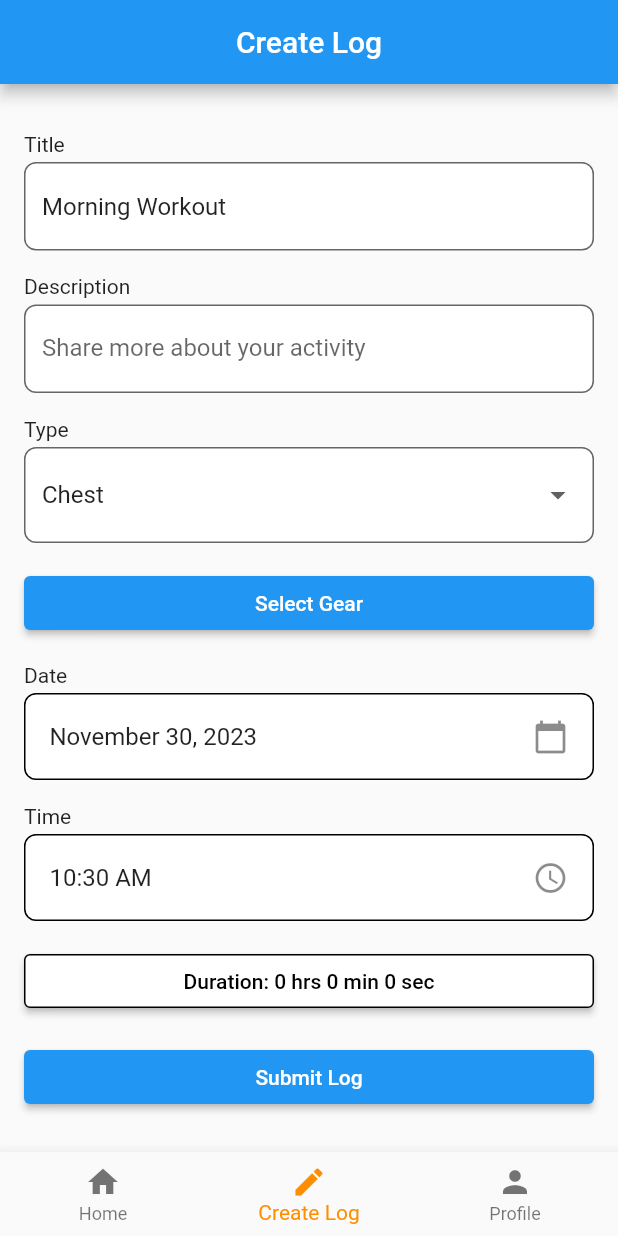
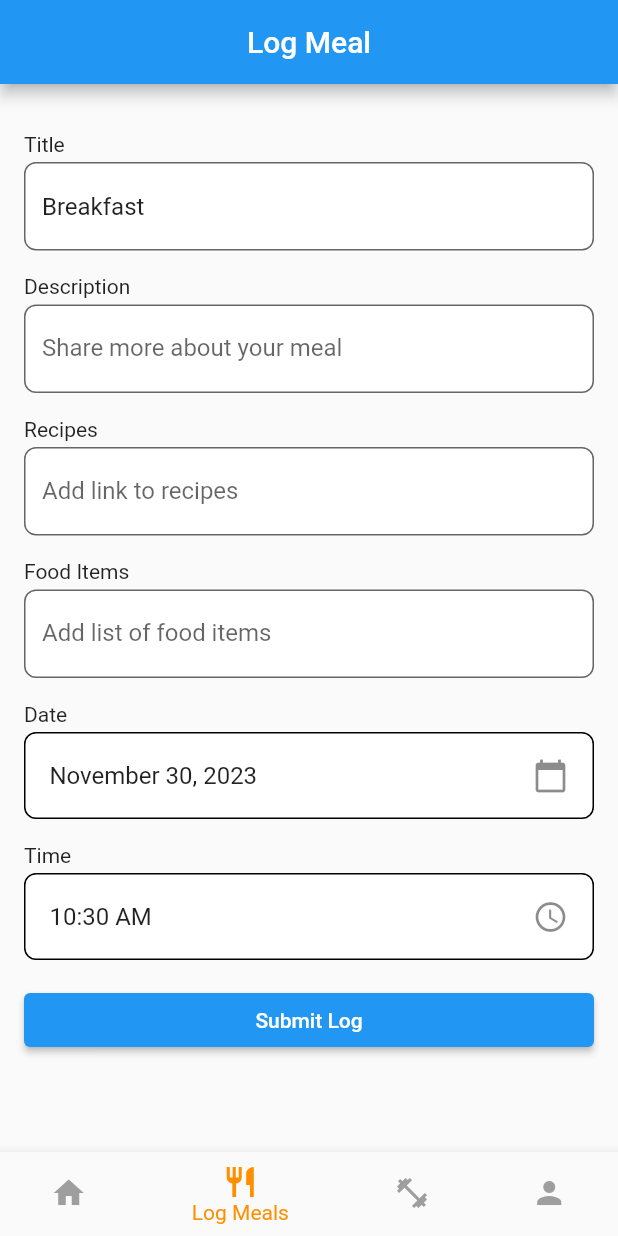
Before and after one commit to CSCI4100U/mobile-group-project-2023-kagmj, a Flutter app: the HomeScreen screen opened by its route, item 2 of the bottom bar chosen, on a phone screen of 412 x 824 dp. Run offline on Flutter 3.47's test engine with Material 2 defaults, Android fonts, the phone set to English and light mode, and no system bars; our stand-ins replace cloud_firestore, firebase_auth, firebase_core, firebase_messaging, flutter_local_notifications, shared_preferences and 1 more; accounts and stored records are empty.

Commit message:
meal logging added

```diff
--- a/lib/create_exercise.dart
+++ b/lib/create_exercise.dart
@@ -3,9 +3,7 @@ import 'package:flutter/material.dart';
 import 'exercise.dart';
 
 class CreateExerciseScreen extends StatefulWidget {
-  final Function(Exercise) addExercise;
-
-  CreateExerciseScreen({required this.addExercise});
+  const CreateExerciseScreen({super.key});
 
   @override
   _CreateExerciseScreenState createState() => _CreateExerciseScreenState();
--- a/lib/create_log.dart
+++ b/lib/create_log.dart
@@ -28,7 +28,7 @@ class _CreateLogScreenState extends State<CreateLogScreen> {
   final DateFormat _timeFormat = DateFormat('h:mm a');
   final List<String> _availableGear = ['Dumbbells', 'Barbells', 'Kettlebells', 'Resistance Bands', 'Treadmill', 'Exercise Bike'];
   final List<String> _selectedGear = [];
-  bool _isDropdownOpened = false;
+  final bool _isDropdownOpened = false;
   int _selectedHours = 0;
   int _selectedMinutes = 0;
   int _selectedSeconds = 0;
@@ -59,7 +59,6 @@ class _CreateLogScreenState extends State<CreateLogScreen> {
     );
   }
 
-
   Widget _buildGearDropdown() {
     return Visibility(
       visible: _isDropdownOpened,
@@ -84,7 +83,6 @@ class _CreateLogScreenState extends State<CreateLogScreen> {
     );
   }
 
-
   @override
   void initState() {
     super.initState();
@@ -98,6 +96,7 @@ class _CreateLogScreenState extends State<CreateLogScreen> {
   // SubmitLog Function - Saves values from input fields and submits to local database
   void _submitLog() async {
     final log = {
+      'type' : 'workout',
       'logTitle': _logTitleController.text,
       'logRoutine': _logRoutineController.text,
       'logDate': _logDateController.text,
@@ -176,7 +175,7 @@ class _CreateLogScreenState extends State<CreateLogScreen> {
   Widget build(BuildContext context) {
     return Scaffold(
       appBar: AppBar(
-        title: const Text('Create Log'),
+        title: const Text('Log Exercise'),
         automaticallyImplyLeading: false,
         centerTitle: true,
       ),
@@ -256,16 +255,16 @@ class _CreateLogScreenState extends State<CreateLogScreen> {
                   );
                 },
               ),
-            const SizedBox(height: 16),
-            ElevatedButton(
-              onPressed: () {
-                setState(() {
-                  _isDropdownOpened = !_isDropdownOpened;
-                });
-              },
-              child: const Text('Select Gear'),
-            ),
-            _buildGearDropdown(),
+            // const SizedBox(height: 16),
+            // ElevatedButton(
+            //   onPressed: () {
+            //     setState(() {
+            //       _isDropdownOpened = !_isDropdownOpened;
+            //     });
+            //   },
+            //   child: const Text('Select Gear'),
+            // ),
+            // _buildGearDropdown(),
 
             const SizedBox(height: 16),
             const Text("Date"),
--- /dev/null
+++ b/lib/create_meals.dart
@@ -0,0 +1,218 @@
+// ignore_for_file: library_private_types_in_public_api, use_build_context_synchronously
+import 'package:flutter/material.dart';
+import 'package:intl/intl.dart';
+import 'package:final_project/log_database.dart';
+
+import 'home_screen.dart';
+
+class CreateMealScreen extends StatefulWidget {
+  const CreateMealScreen({super.key});
+
+  @override
+  _CreateMealScreenState createState() => _CreateMealScreenState();
+}
+
+class _CreateMealScreenState extends State<CreateMealScreen> {
+  final TextEditingController _logTitleController = TextEditingController();
+  final TextEditingController _logRoutineController = TextEditingController();
+  final TextEditingController _logDateController = TextEditingController();
+  final TextEditingController _logTimeController = TextEditingController();
+  final TextEditingController _logDescriptionController = TextEditingController();
+  final TextEditingController _recipesController = TextEditingController();
+  final TextEditingController _foodItemsController = TextEditingController();
+
+  DateTime _selectedDate = DateTime.now();
+  TimeOfDay _selectedTime = TimeOfDay.now();
+  final DateFormat _dateFormat = DateFormat('MMMM dd, yyyy');
+  final DateFormat _timeFormat = DateFormat('h:mm a');
+
+  @override
+  void initState() {
+    super.initState();
+    // Initialize Starting Values
+    DateTime now = DateTime.now();
+    _logTitleController.text= "Breakfast";
+    _logDateController.text = DateFormat('MMMM dd, yyyy').format(now);
+    _logTimeController.text = DateFormat('h:mm a').format(now);
+  }
+
+  @override
+  void dispose() {
+    _logTitleController.dispose();
+    _logRoutineController.dispose();
+    _logDateController.dispose();
+    _logTimeController.dispose();
+    _logDescriptionController.dispose();
+    _recipesController.dispose();
+    _foodItemsController.dispose();
+    super.dispose();
+  }
+
+  // SubmitLog Function - Saves values from input fields and submits to local database
+  void _submitLog() async {
+    final log = {
+      'type' : 'meal',
+      'logTitle': _logTitleController.text,
+      'logDate': _logDateController.text,
+      'logTime': _logTimeController.text,
+      'logDescription': _logDescriptionController.text,
+      'foodItems' : _foodItemsController.text,
+      'recipes': _recipesController.text,
+    };
+    await DatabaseHelper().insertLog(log);
+    Navigator.of(context).push(
+      MaterialPageRoute(
+          builder: (context) => const HomeScreen()),
+    );
+  }
+
+  // Pick Date Function - Implements date picker functionality
+  void _pickDate() async {
+    DateTime? picked = await showDatePicker(
+      context: context,
+      initialDate: _selectedDate,
+      firstDate: DateTime(2000),
+      lastDate: DateTime(2025),
+    );
+    if (picked != null && picked != _selectedDate) {
+      setState(() {
+        _selectedDate = picked;
+        _logDateController.text = DateFormat('MMMM dd, yyyy').format(picked);
+      });
+    }
+  }
+
+  // Pick Time Function - Implements time picker functionality
+  void _pickTime() async {
+    TimeOfDay? picked = await showTimePicker(
+      context: context,
+      initialTime: _selectedTime,
+    );
+    if (picked != null && picked != _selectedTime) {
+      setState(() {
+        _selectedTime = picked;
+        String formattedTime = DateFormat('h:mm a')
+            .format(DateTime(_selectedDate.year, _selectedDate.month, _selectedDate.day, picked.hour, picked.minute));
+        _logTimeController.text = formattedTime;
+      });
+    }
+  }
+
+  @override
+  Widget build(BuildContext context) {
+    return Scaffold(
+      appBar: AppBar(
+        title: const Text('Log Meal'),
+        automaticallyImplyLeading: false,
+        centerTitle: true,
+      ),
+      body: Padding(
+        padding: const EdgeInsets.all(16.0),
+        child: ListView(
+          children: <Widget>[
+            const SizedBox(height: 16),
+            const Text("Title"),
+            const SizedBox(height: 4),
+            TextField(
+              controller: _logTitleController,
+              decoration: InputDecoration(
+                labelText: 'Title',
+                floatingLabelBehavior: FloatingLabelBehavior.never,
+                filled: true,
+                fillColor: Colors.white,
+                border: OutlineInputBorder(
+                  borderSide: const BorderSide(color: Colors.black),
+                  borderRadius: BorderRadius.circular(8.0),
+                ),
+              ),
+            ),
+            const SizedBox(height: 16),
+            const Text("Description"),
+            const SizedBox(height: 4),
+            TextField(
+              controller: _logDescriptionController,
+              decoration: InputDecoration(
+                labelText: 'Share more about your meal',
+                floatingLabelBehavior: FloatingLabelBehavior.never,
+                filled: true,
+                fillColor: Colors.white,
+                border: OutlineInputBorder(
+                  borderSide: const BorderSide(color: Colors.black),
+                  borderRadius: BorderRadius.circular(8.0),
+                ),
+              ),
+            ),
+            const SizedBox(height: 16),
+            const Text("Recipes"),
+            const SizedBox(height: 4),
+            TextField(
+              controller: _recipesController,
+              decoration: InputDecoration(
+                labelText: 'Add link to recipes',
+                floatingLabelBehavior: FloatingLabelBehavior.never,
+                filled: true,
+                fillColor: Colors.white,
+                border: OutlineInputBorder(
+                  borderSide: const BorderSide(color: Colors.black),
+                  borderRadius: BorderRadius.circular(8.0),
+                ),
+              ),
+            ),
+            const SizedBox(height: 16),
+            const Text("Food Items"),
+            const SizedBox(height: 4),
+            TextField(
+              controller: _foodItemsController,
+              decoration: InputDecoration(
+                labelText: 'Add list of food items',
+                floatingLabelBehavior: FloatingLabelBehavior.never,
+                filled: true,
+                fillColor: Colors.white,
+                border: OutlineInputBorder(
+                  borderSide: const BorderSide(color: Colors.black),
+                  borderRadius: BorderRadius.circular(8.0),
+                ),
+              ),
+            ),
+            const SizedBox(height: 16),
+            const Text("Date"),
+            const SizedBox(height: 4),
+            Container(
+              decoration: BoxDecoration(
+                color: Colors.white,
+                border: Border.all(color: Colors.black),
+                borderRadius: BorderRadius.circular(8.0),
+              ),
+              child: ListTile(
+                title: Text(_dateFormat.format(_selectedDate)),
+                trailing: const Icon(Icons.calendar_today),
+                onTap: _pickDate,
+              ),
+            ),
+            const SizedBox(height: 16),
+            const Text("Time"),
+            const SizedBox(height: 4),
+            Container(
+              decoration: BoxDecoration(
+                color: Colors.white,
+                border: Border.all(color: Colors.black),
+                borderRadius: BorderRadius.circular(8.0),
+              ),
+              child: ListTile(
+                title: Text(_timeFormat.format(DateTime(_selectedDate.year, _selectedDate.month, _selectedDate.day, _selectedTime.hour, _selectedTime.minute))),
+                trailing: const Icon(Icons.access_time),
+                onTap: _pickTime,
+              ),
+            ),
+            const SizedBox(height: 16),
+            // Submit Log Button
+            ElevatedButton(
+              onPressed: _submitLog,
+              child: const Text('Submit Log'),
+            ),
+          ],
+        ),
+      ),
+    );
+  }
+}
--- a/lib/home_screen.dart
+++ b/lib/home_screen.dart
@@ -1,9 +1,12 @@
-// ignore_for_file: library_private_types_in_public_api
+// ignore_for_file: library_private_types_in_public_api, deprecated_member_use
 import 'package:cloud_firestore/cloud_firestore.dart';
 import 'package:firebase_auth/firebase_auth.dart';
 import 'package:flutter/material.dart';
 import 'package:final_project/log_database.dart';
+import 'package:flutter/gestures.dart';
+import 'package:url_launcher/url_launcher.dart';
 import 'create_log.dart';
+import 'create_meals.dart';
 import 'profile.dart';
 
 class HomeScreen extends StatefulWidget {
@@ -62,7 +65,14 @@ class _HomeScreenState extends State<HomeScreen> {
         itemCount: _logs.length,
         itemBuilder: (BuildContext context, int index) {
           var log = _logs[index];
-          String displayTitle = "${log['logTitle'] ?? 'No Title'} - ${log['workoutType'] ?? 'No Workout Type'}";
+          String displayTitle;
+          if (log['type'] == 'meal') {
+            displayTitle = log['logTitle'] ?? 'No Title';
+          } else if (log['type'] == 'workout') {
+            displayTitle = "${log['logTitle'] ?? 'No Title'} - ${log['workoutType'] ?? 'No Workout Type'}";
+          } else {
+            displayTitle = log['logTitle'] ?? 'No Title';
+          }
           return Card(
             margin: const EdgeInsets.all(8.0),
             child: Stack(
@@ -97,7 +107,32 @@ class _HomeScreenState extends State<HomeScreen> {
                       ),
                       const SizedBox(height: 8),
                       Text(log['logDescription'] ?? 'No Description', style: const TextStyle(fontSize: 16)),
-                      Text('Duration: ${_logs[index]['logDuration'] ?? 'N/A'}'),
+                      if (log['type'] == 'workout') ...[
+                        const SizedBox(height: 15),
+                        const Text(
+                            "Time",
+                            style: TextStyle(fontSize: 18)
+                        ),
+                        Text('${log['logDuration'] ?? 'N/A'}'),
+                      ],
+                      if (log['type'] == 'meal') ...[
+                        const SizedBox(height: 15),
+                        const Text(
+                            "Food Items:",
+                            style: TextStyle(fontSize: 18)
+                        ),
+                        Text(log['foodItems'] ?? 'No Food Items'),
+                        const SizedBox(height: 15),
+                        Padding(
+                          padding: const EdgeInsets.all(8.0),
+                          child: RichText(
+                            text: TextSpan(
+                              children: _buildTextSpans(log['recipes']),
+                              style: DefaultTextStyle.of(context).style,
+                            ),
+                          ),
+                        ),
+                      ],
                     ],
                   ),
                 ),
@@ -133,9 +168,53 @@ class _HomeScreenState extends State<HomeScreen> {
   List<Widget> _buildWidgetOptions() {
     return <Widget>[
       _buildHomeScreen(),
+      const Scaffold(body: CreateMealScreen()),
       const Scaffold(body: CreateLogScreen()),
       const Scaffold(body: ProfileScreen()),
     ];
+  }
+
+  List<TextSpan> _buildTextSpans(String text) {
+    final RegExp linkRegExp = RegExp(r'\bhttps?:\/\/\S+\b', caseSensitive: false);
+    final Iterable<RegExpMatch> matches = linkRegExp.allMatches(text);
+
+    if (matches.isEmpty) {
+      return [TextSpan(text: text)];
+    }
+
+    final List<TextSpan> spans = [];
+    int start = 0;
+
+    for (final RegExpMatch match in matches) {
+      final String linkText = match.group(0)!;
+      final int startIndex = match.start;
+      final int endIndex = match.end;
+
+      if (startIndex > start) {
+        spans.add(TextSpan(text: text.substring(start, startIndex)));
+      }
+
+      spans.add(
+        TextSpan(
+          text: linkText,
+          style: const TextStyle(color: Colors.blue, decoration: TextDecoration.underline),
+          recognizer: TapGestureRecognizer()
+            ..onTap = () async {
+              if (await canLaunch(linkText)) {
+                await launch(linkText);
+              }
+            },
+        ),
+      );
+
+      start = endIndex;
+    }
+
+    if (start < text.length) {
+      spans.add(TextSpan(text: text.substring(start)));
+    }
+
+    return spans;
   }
 
   @override
@@ -153,8 +232,12 @@ class _HomeScreenState extends State<HomeScreen> {
             label: 'Home',
           ),
           BottomNavigationBarItem(
-            icon: Icon(Icons.create),
-            label: 'Create Log',
+            icon: Icon(Icons.restaurant),
+            label: 'Log Meals',
+          ),
+          BottomNavigationBarItem(
+            icon: Icon(Icons.fitness_center),
+            label: 'Log Workout',
           ),
           BottomNavigationBarItem(
             icon: Icon(Icons.person),
@@ -163,8 +246,10 @@ class _HomeScreenState extends State<HomeScreen> {
         ],
         currentIndex: _selectedIndex,
         selectedItemColor: Colors.amber[800],
+        unselectedItemColor: Colors.grey,
         onTap: _onItemTapped,
       ),
+
     );
   }
 
--- a/lib/log_database.dart
+++ b/lib/log_database.dart
@@ -22,7 +22,7 @@ class DatabaseHelper {
     String path = join(await getDatabasesPath(), 'your_database.db');
     return await openDatabase(
       path,
-      version: 2,
+      version: 3,
       onCreate: (Database db, int version) async {
         await db.execute('''
   CREATE TABLE $tableName (
@@ -34,7 +34,10 @@ class DatabaseHelper {
     logDescription TEXT,
     workoutType TEXT,
     selectedGear TEXT,
-    logDuration TEXT
+    logDuration TEXT,
+    type TEXT,
+    foodItems TEXT,
+    recipes TEXT
   )
 ''');
       },
@@ -43,9 +46,10 @@ class DatabaseHelper {
   }
 
   Future<void> _onUpgrade(Database db, int oldVersion, int newVersion) async {
-    if (oldVersion < 2) {
-      await db.execute('ALTER TABLE $tableName ADD COLUMN selectedGear TEXT');
-      await db.execute('ALTER TABLE $tableName ADD COLUMN logDuration TEXT');
+    if (oldVersion < 3) {
+      await db.execute('ALTER TABLE $tableName ADD COLUMN foodItems TEXT');
+      await db.execute('ALTER TABLE $tableName ADD COLUMN type TEXT');
+      await db.execute('ALTER TABLE $tableName ADD COLUMN recipes TEXT');
     }
   }
 
--- a/pubspec.yaml
+++ b/pubspec.yaml
@@ -26,6 +26,7 @@ dependencies:
   firebase_messaging: ^14.7.4
   flutter_local_notifications: ^16.1.0
   numberpicker: ^2.1.2
+  url_launcher: ^6.2.1
 
 dev_dependencies:
   flutter_test:
```
Also changed, not shown: pubspec.lock, 5 other files.
